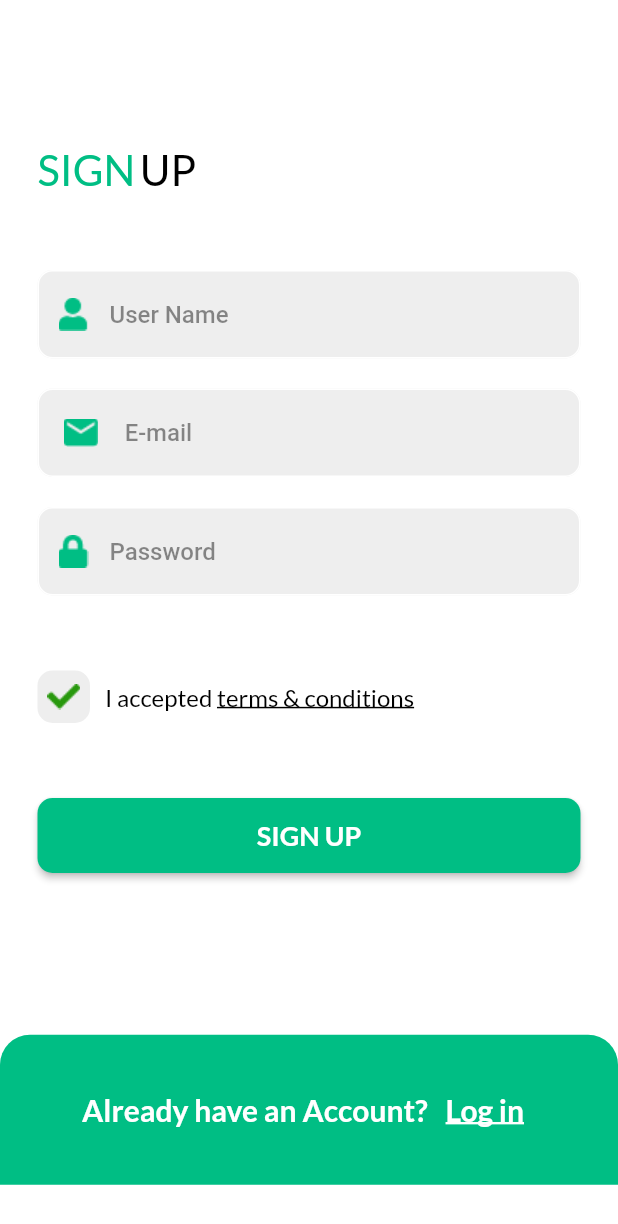
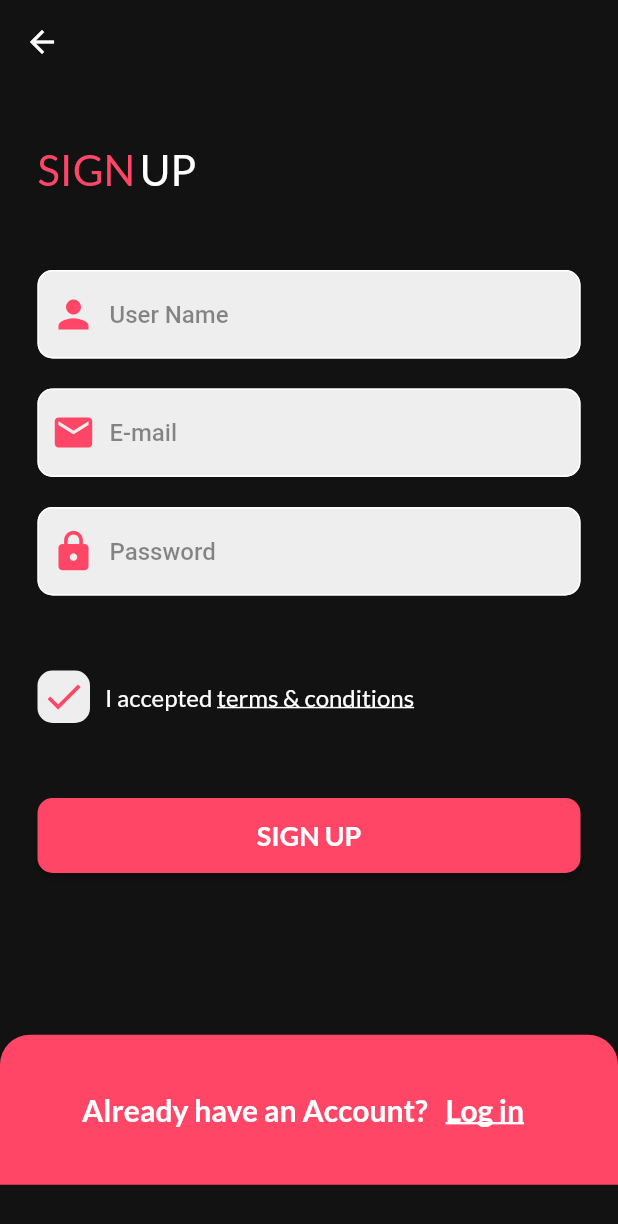
Before and after one commit to MohamedEssam-900009/e_commerce_getx, a Flutter app: the SignUpScreen screen opened by its route, on a phone screen of 412 x 824 dp. Shown: the top 1224 px of the screen. Run offline on Flutter 3.47's test engine with Material 2 defaults, Android fonts, the phone set to English and light mode, and no system bars; our stand-ins replace get, google_fonts.

Commit message:
DarkMode Using Getx

```diff
--- a/lib/view/screens/auth/signup_screen.dart
+++ b/lib/view/screens/auth/signup_screen.dart
@@ -1,3 +1,5 @@
+import 'package:get/get.dart';
+
 import '../../../utils/theme.dart';
 import '../../widgets/auth/auth_button.dart';
 import '../../widgets/auth/check_widget.dart';
@@ -17,9 +19,9 @@ class SignUpScreen extends StatelessWidget {
   @override
   Widget build(BuildContext context) {
     return Scaffold(
-      backgroundColor: Colors.white,
+      backgroundColor: Get.isDarkMode ? Colors.white : darkGreyClr,
       appBar: AppBar(
-        backgroundColor: Colors.white,
+        backgroundColor: Get.isDarkMode ? Colors.white : darkGreyClr,
         elevation: 0.0,
       ),
       body: SingleChildScrollView(
@@ -34,21 +36,21 @@ class SignUpScreen extends StatelessWidget {
                 child: Column(
                   children: [
                     Row(
-                      children: const [
+                      children: [
                         TextUtils(
                           text: 'SIGN',
                           fontSize: 28.0,
                           fontWeight: FontWeight.w500,
-                          color: mainColor,
+                          color: Get.isDarkMode ? mainColor : pinkClr,
                         ),
-                        SizedBox(
+                        const SizedBox(
                           width: 3.0,
                         ),
                         TextUtils(
                           text: 'UP',
                           fontSize: 28.0,
                           fontWeight: FontWeight.w500,
-                          color: Colors.black,
+                          color: Get.isDarkMode ? Colors.black : Colors.white,
                         ),
                       ],
                     ),
@@ -59,7 +61,13 @@ class SignUpScreen extends StatelessWidget {
                       controller: nameController,
                       obscureText: false,
                       validator: () {},
-                      prefixIcon: Image.asset('assets/images/user.png'),
+                      prefixIcon: Get.isDarkMode
+                          ? Image.asset('assets/images/user.png')
+                          : const Icon(
+                              Icons.person,
+                              color: pinkClr,
+                              size: 30,
+                            ),
                       suffixIcon: const Text(''),
                       hintText: 'User Name',
                     ),
@@ -70,7 +78,13 @@ class SignUpScreen extends StatelessWidget {
                       controller: emailController,
                       obscureText: false,
                       validator: () {},
-                      prefixIcon: Image.asset('assets/images/email.png'),
+                      prefixIcon: Get.isDarkMode
+                          ? Image.asset('assets/images/email.png')
+                          : const Icon(
+                              Icons.email,
+                              color: pinkClr,
+                              size: 30.0,
+                            ),
                       suffixIcon: const Text(''),
                       hintText: 'E-mail',
                     ),
@@ -81,7 +95,13 @@ class SignUpScreen extends StatelessWidget {
                       controller: passwordController,
                       obscureText: true,
                       validator: () {},
-                      prefixIcon: Image.asset('assets/images/lock.png'),
+                      prefixIcon: Get.isDarkMode
+                          ? Image.asset('assets/images/lock.png')
+                          : const Icon(
+                              Icons.lock,
+                              color: pinkClr,
+                              size: 30,
+                            ),
                       suffixIcon: const Text(''),
                       hintText: 'Password',
                     ),
--- a/lib/view/widgets/auth/auth_button.dart
+++ b/lib/view/widgets/auth/auth_button.dart
@@ -1,6 +1,7 @@
-import 'package:e_commerce_getx/utils/theme.dart';
-import 'package:e_commerce_getx/view/widgets/text_utils.dart';
+import '../../../utils/theme.dart';
+import '../text_utils.dart';
 import 'package:flutter/material.dart';
+import 'package:get/get.dart';
 
 class AuthButton extends StatelessWidget {
   final String text;
@@ -20,7 +21,7 @@ class AuthButton extends StatelessWidget {
       child: ElevatedButton(
         onPressed: onPressed,
         style: ElevatedButton.styleFrom(
-          backgroundColor: mainColor,
+          backgroundColor:Get.isDarkMode? mainColor:pinkClr,
           maximumSize: const Size(360, 50),
           shape: RoundedRectangleBorder(
             borderRadius: BorderRadius.circular(10.0),
--- a/lib/view/widgets/auth/check_widget.dart
+++ b/lib/view/widgets/auth/check_widget.dart
@@ -1,5 +1,7 @@
-import 'package:e_commerce_getx/view/widgets/text_utils.dart';
+import '../../../utils/theme.dart';
+import '../text_utils.dart';
 import 'package:flutter/material.dart';
+import 'package:get/get.dart';
 
 class CheckWidget extends StatelessWidget {
   const CheckWidget({super.key});
@@ -14,31 +16,39 @@ class CheckWidget extends StatelessWidget {
             height: 35.0,
             width: 35.0,
             decoration: BoxDecoration(
-                color: Colors.grey.shade200,
-                borderRadius: BorderRadius.circular(10.0)),
-            child: Image.asset('assets/images/check.png'),
+              color: Colors.grey.shade200,
+              borderRadius: BorderRadius.circular(10.0),
+            ),
+            child: Get.isDarkMode
+                ? Image.asset('assets/images/check.png')
+                // ignore: prefer_const_constructors
+                : Icon(
+                    Icons.done,
+                    color: pinkClr,
+                    size: 30,
+                  ),
           ),
         ),
         const SizedBox(
           width: 10,
         ),
         Row(
-          children: const [
+          children: [
             TextUtils(
               text: 'I accepted ',
               fontSize: 16.0,
               fontWeight: FontWeight.normal,
-              color: Colors.black,
+              color: Get.isDarkMode ? Colors.black : Colors.white,
             ),
             TextUtils(
               text: 'terms & conditions',
               fontSize: 16.0,
               fontWeight: FontWeight.normal,
-              color: Colors.black,
+              color: Get.isDarkMode ? Colors.black : Colors.white,
               underline: TextDecoration.underline,
             ),
           ],
-        )
+        ),
       ],
     );
   }
--- a/lib/view/widgets/auth/container_under.dart
+++ b/lib/view/widgets/auth/container_under.dart
@@ -1,6 +1,7 @@
-import 'package:e_commerce_getx/utils/theme.dart';
-import 'package:e_commerce_getx/view/widgets/text_utils.dart';
+import '../../../utils/theme.dart';
+import '../text_utils.dart';
 import 'package:flutter/material.dart';
+import 'package:get/get.dart';
 
 class ContainerUnder extends StatelessWidget {
   final String text;
@@ -18,9 +19,9 @@ class ContainerUnder extends StatelessWidget {
     return Container(
       width: double.infinity,
       height: 100.0,
-      decoration: const BoxDecoration(
-        color: mainColor,
-        borderRadius: BorderRadius.only(
+      decoration: BoxDecoration(
+        color:Get.isDarkMode ? mainColor:pinkClr,
+        borderRadius: const BorderRadius.only(
           topLeft: Radius.circular(20.0),
           topRight: Radius.circular(20.0),
         ),
```
